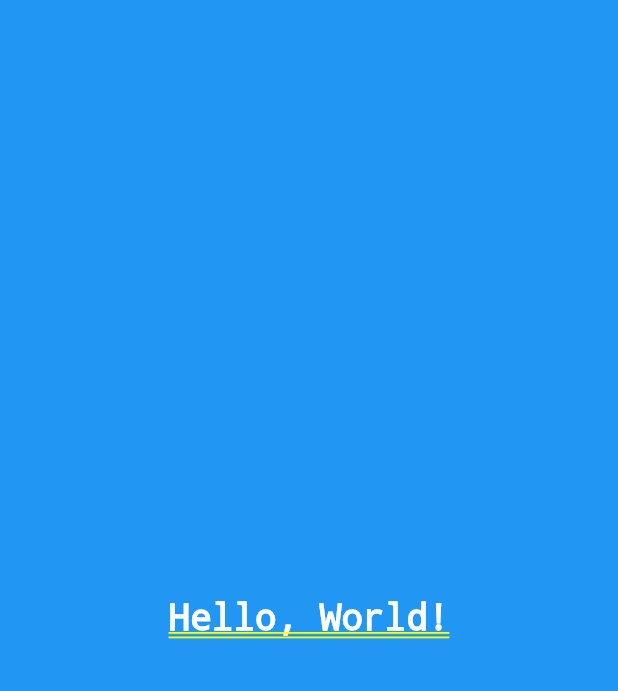
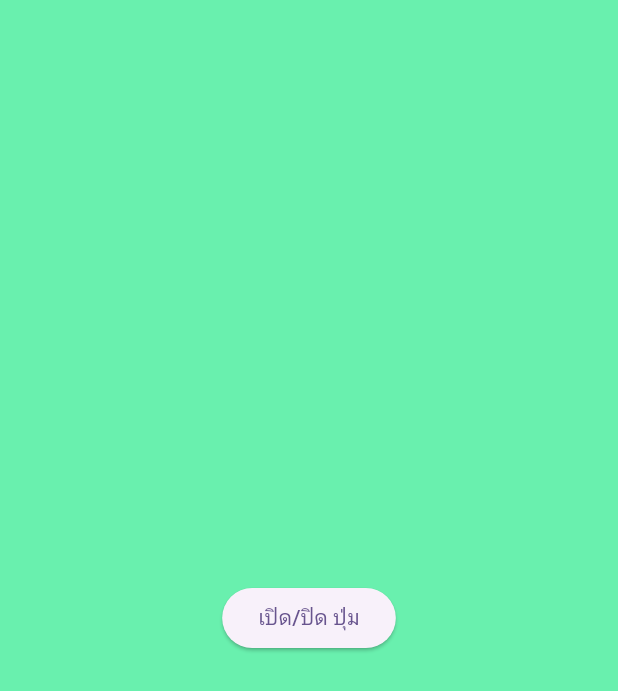
Before and after one commit to DevAiKaiSys/CMDev_Flutter, a Flutter app: the screen it shows after launch, on a phone screen of 412 x 824 dp. Shown: the top 691 px of the screen. Run offline on Flutter 3.47's test engine with Material 3 defaults, Android fonts, the phone set to English and light mode, and no system bars.

Commit message:
Flutter Online 2024 Ep.18 Stateful

```diff
--- /dev/null
+++ b/Workshops/flutter_application/lib/lesson/my_stateful.dart
@@ -0,0 +1,35 @@
+import 'package:flutter/material.dart';
+
+class MyStatefulWidget extends StatefulWidget {
+  const MyStatefulWidget({super.key});
+
+  @override
+  State<MyStatefulWidget> createState() => _MyStatefulWidgetState();
+}
+
+class _MyStatefulWidgetState extends State<MyStatefulWidget> {
+  bool _showText = false;
+
+  void _toggleText() {
+    setState(() {
+      _showText = !_showText;
+    });
+  }
+
+  @override
+  Widget build(BuildContext context) {
+    return Container(
+      color: Colors.greenAccent,
+      child: Column(
+        mainAxisAlignment: MainAxisAlignment.center,
+        children: <Widget>[
+          if (_showText) const Text('CodeMobile Flutter'),
+          ElevatedButton(
+            onPressed: _toggleText,
+            child: const Text('เปิด/ปิด ปุ่ม'),
+          ),
+        ],
+      ),
+    );
+  }
+}
--- a/Workshops/flutter_application/lib/main.dart
+++ b/Workshops/flutter_application/lib/main.dart
@@ -1,5 +1,5 @@
 import 'package:flutter/material.dart';
-import 'package:flutter_application/lesson/my_stateless.dart';
+import 'package:flutter_application/lesson/my_stateful.dart';
 
 void main() {
   runApp(const MyApp());
@@ -32,7 +32,7 @@ class MyApp extends StatelessWidget {
         colorScheme: ColorScheme.fromSeed(seedColor: Colors.deepPurple),
         useMaterial3: true,
       ),
-      home: const MyStateless(),
+      home: const MyStatefulWidget(),
     );
   }
 }
```
